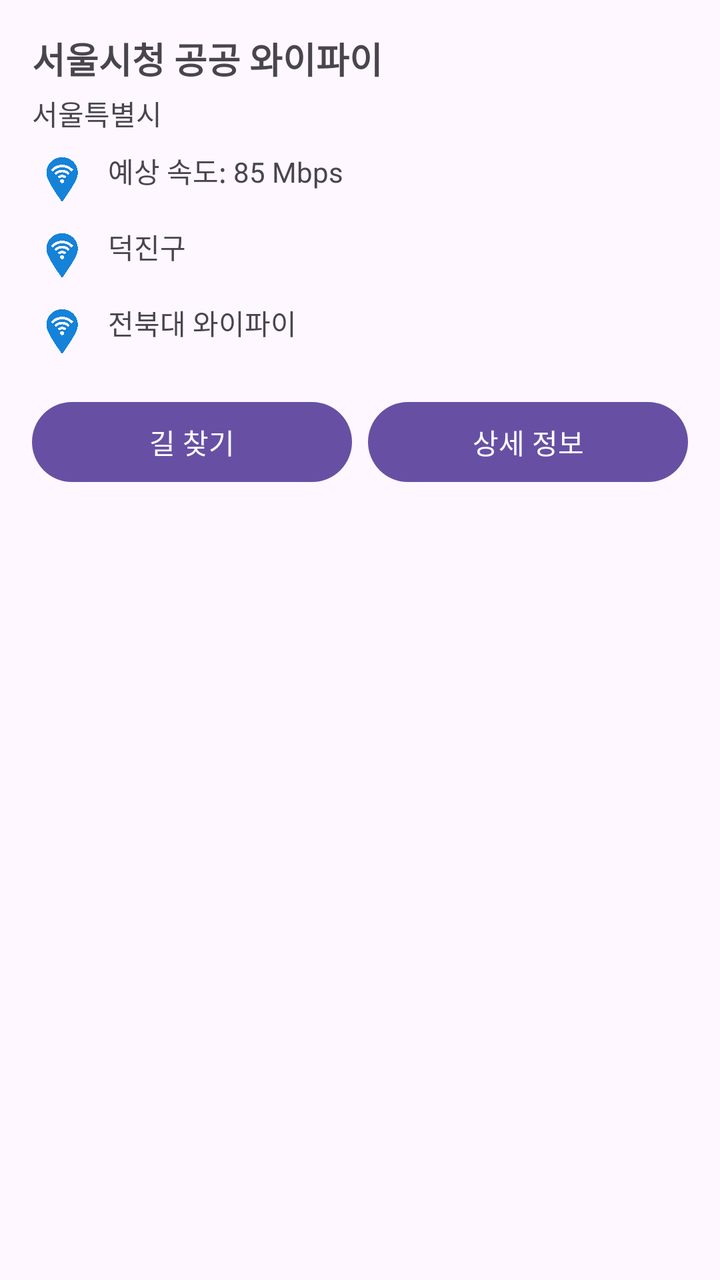
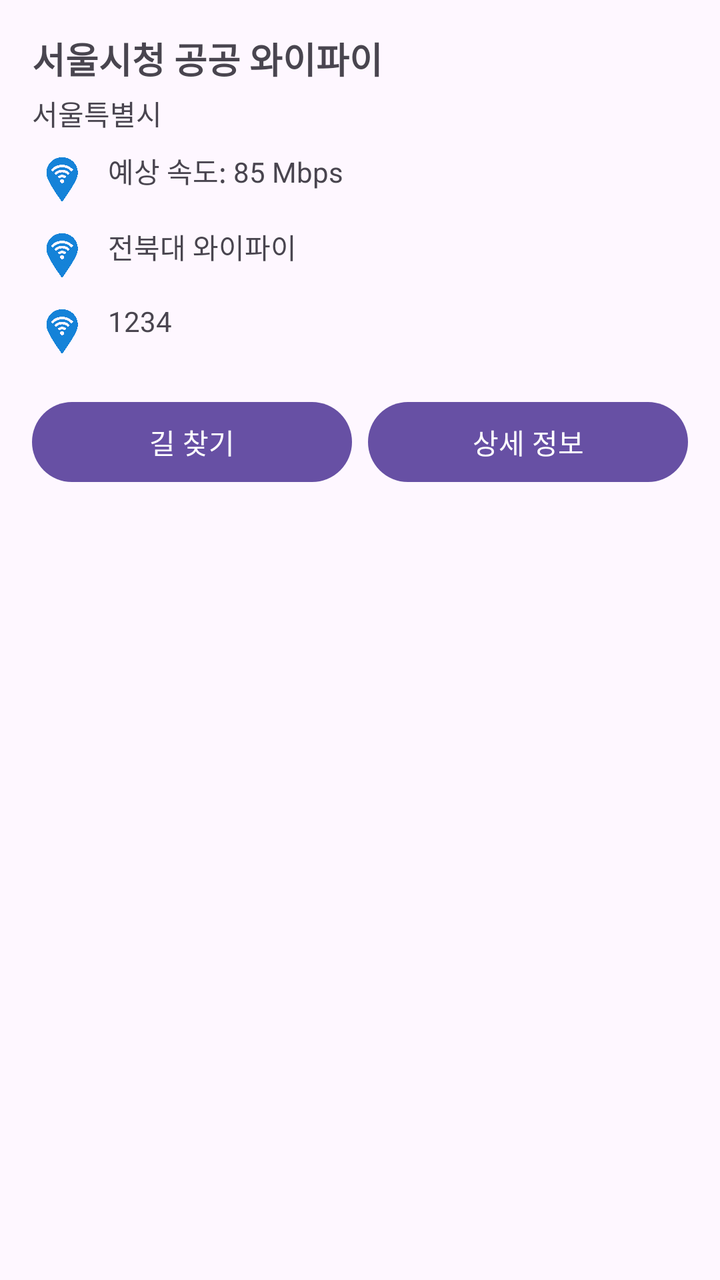

An Android layout rendered at two revisions. The XML below is the earlier revision; the diff shows what the commit changed to produce the second picture.
<!-- AndroidManifest.xml: application theme Theme.PublicWIFI -->
<!-- res/layout/bottom_sheet_wifi.xml -->
<?xml version="1.0" encoding="utf-8"?>
<LinearLayout xmlns:android="http://schemas.android.com/apk/res/android"
    android:id="@+id/bottom_sheet"
    android:orientation="vertical"
    android:padding="16dp"
    android:layout_width="match_parent"
    android:layout_height="wrap_content">


    <TextView
        android:id="@+id/tv_ssid"
        android:text="서울시청 공공 와이파이"
        android:textSize="18sp"
        android:textStyle="bold"
        android:layout_width="wrap_content"
        android:layout_height="wrap_content"/>

    <TextView
        android:id="@+id/tv_location"
        android:text="서울특별시"
        android:layout_marginTop="4dp"
        android:layout_width="wrap_content"
        android:layout_height="wrap_content"/>

    
    <LinearLayout
        android:layout_marginTop="8dp"
        android:orientation="horizontal"
        android:layout_width="match_parent"
        android:layout_height="wrap_content"
        >
        <ImageView
            android:src="@drawable/wifi_photoroom"
            android:layout_width="30dp"
            android:layout_height="30dp"/>
        <TextView
            android:id="@+id/tv_speed"
            android:text="예상 속도: 85 Mbps"
            android:layout_marginStart="8dp"
            android:layout_width="wrap_content"
            android:layout_height="wrap_content"/>
    </LinearLayout>
    <LinearLayout
        android:layout_marginTop="8dp"
        android:orientation="horizontal"
        android:layout_width="match_parent"
        android:layout_height="wrap_content"
        >
        <ImageView
            android:src="@drawable/wifi_photoroom"
            android:layout_width="30dp"
            android:layout_height="30dp"/>
        <TextView
            android:id="@+id/position"
            android:text="덕진구"
            android:layout_marginStart="8dp"
            android:layout_width="wrap_content"
            android:layout_height="wrap_content"/>
    </LinearLayout>
    <LinearLayout
        android:layout_marginTop="8dp"
        android:orientation="horizontal"
        android:layout_width="match_parent"
        android:layout_height="wrap_content"
        >
        <ImageView
            android:src="@drawable/wifi_photoroom"
            android:layout_width="30dp"
            android:layout_height="30dp"/>
        <TextView
            android:id="@+id/name"
            android:text="전북대 와이파이"
            android:layout_marginStart="8dp"
            android:layout_width="wrap_content"
            android:layout_height="wrap_content"/>
    </LinearLayout>

    
    <LinearLayout
        android:layout_marginTop="16dp"
        android:orientation="horizontal"
        android:gravity="center"
        android:layout_width="match_parent"
        android:layout_height="wrap_content">
        <Button
            android:id="@+id/btn_direction"
            android:text="길 찾기"
            android:layout_weight="1"
            android:layout_width="0dp"
            android:layout_height="wrap_content"/>
        <Button
            android:id="@+id/btn_details"
            android:text="상세 정보"
            android:layout_marginStart="8dp"
            android:layout_weight="1"
            android:layout_width="0dp"
            android:layout_height="wrap_content"/>
    </LinearLayout>
</LinearLayout>
<!-- resources referenced by this layout -->
<resources>
  <!-- drawable wifi_photoroom: png bitmap (drawable, 420009 bytes) -->
  <style name="Theme.PublicWIFI" parent="Base.Theme.PublicWIFI" />
  <style name="Base.Theme.PublicWIFI" parent="Theme.Material3.DayNight.NoActionBar">
          
          
      </style>
</resources>

<!-- the commit's change to res/layout/bottom_sheet_wifi.xml (unified diff, before → after) -->
@@ -40,6 +40,7 @@
             android:layout_width="wrap_content"
             android:layout_height="wrap_content"/>
     </LinearLayout>
+
     <LinearLayout
         android:layout_marginTop="8dp"
         android:orientation="horizontal"
@@ -51,8 +52,8 @@
             android:layout_width="30dp"
             android:layout_height="30dp"/>
         <TextView
-            android:id="@+id/position"
-            android:text="덕진구"
+            android:id="@+id/name"
+            android:text="전북대 와이파이"
             android:layout_marginStart="8dp"
             android:layout_width="wrap_content"
             android:layout_height="wrap_content"/>
@@ -68,8 +69,8 @@
             android:layout_width="30dp"
             android:layout_height="30dp"/>
         <TextView
-            android:id="@+id/name"
-            android:text="전북대 와이파이"
+            android:id="@+id/password"
+            android:text="1234"
             android:layout_marginStart="8dp"
             android:layout_width="wrap_content"
             android:layout_height="wrap_content"/>
